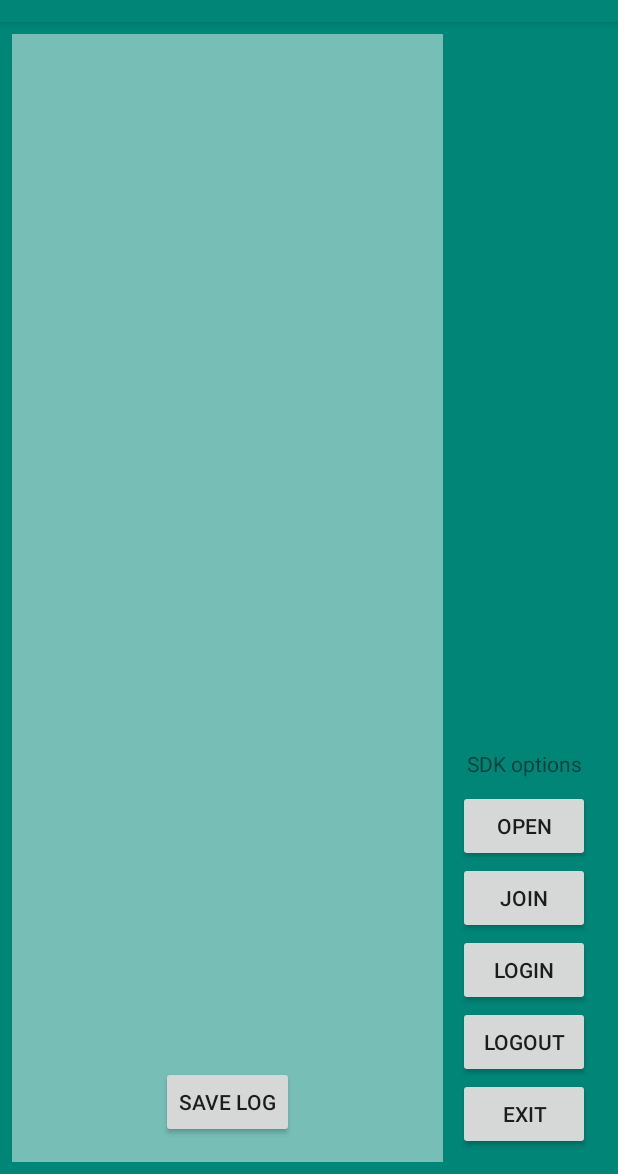
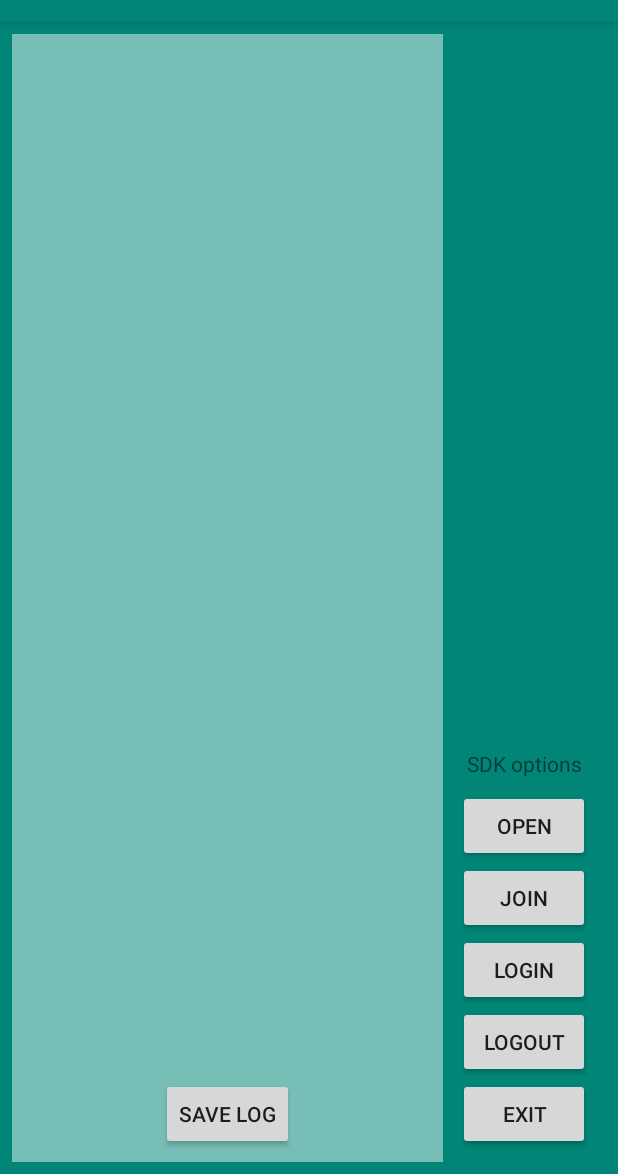
Before and after one commit to JustAllIn/ADBaseSDK, an Android app: the screen it shows after launch (MainActivity), on a phone screen of 412 x 824 dp, the part 62-1236 px from its top. Run offline under Robolectric (Android 15) with nearby library versions, the phone set to English and light mode, and no system bars.

Commit message:
[adbase sdk] 优化demo

```diff
--- a/app/src/main/res/layout/activity_main.xml
+++ b/app/src/main/res/layout/activity_main.xml
@@ -70,7 +70,7 @@
 
     <Button
         android:layout_marginBottom="16dp"
-        app:layout_constraintBottom_toBottomOf="@id/tv_log"
+        app:layout_constraintBottom_toBottomOf="parent"
         app:layout_constraintEnd_toEndOf="@+id/tv_log"
         app:layout_constraintStart_toStartOf="@+id/tv_log"
         android:onClick="saveLog"
```
